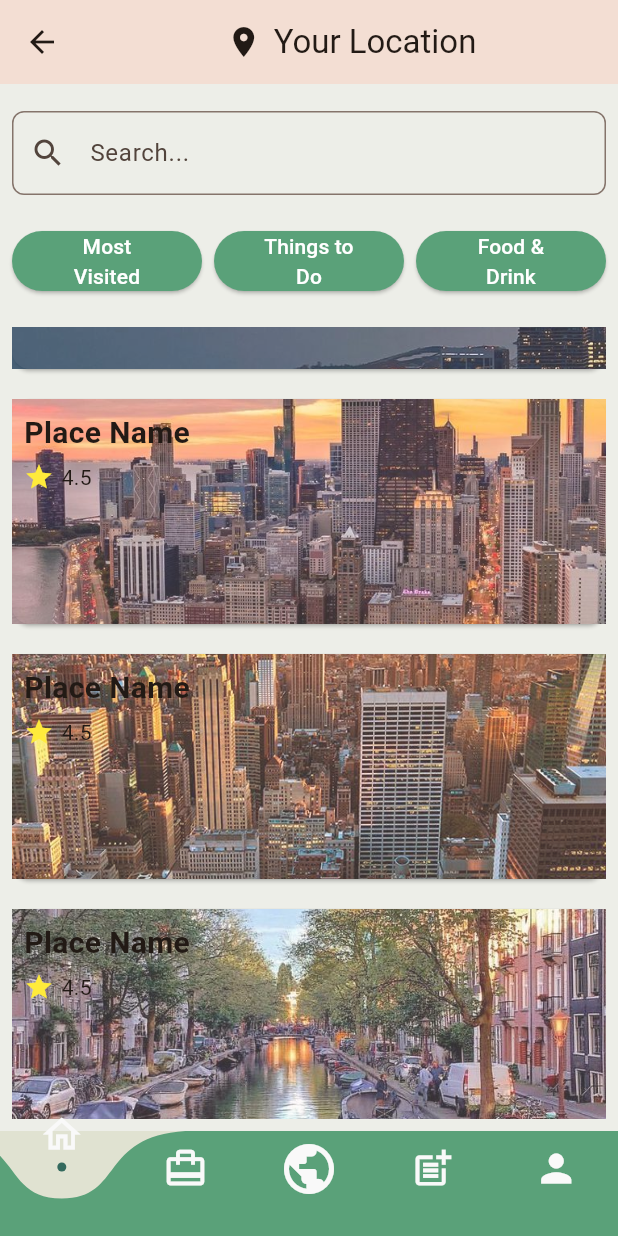
After one commit to dmbatmazz/DiscoverEase, a Flutter app: the HomePage screen opened directly, scrolled down 1152 dp, after a tap on "Most Visited", on a phone screen of 412 x 824 dp. The commit adds this screen. Run offline on Flutter 3.47's test engine with Material 3 defaults, Android fonts, the phone set to English and light mode, and no system bars; drawn by our look-alikes of curved_labeled_navigation_bar; our stand-ins replace firebase_auth, firebase_core, geolocator, google_maps_flutter, permission_handler, shared_preferences; accounts and stored records are empty.

Commit message:
home page arda kod eklemeler

```diff
--- a/discover_ease/lib/main.dart
+++ b/discover_ease/lib/main.dart
@@ -33,7 +33,7 @@ void main() async {
         primary: Colors.red[200],
         secondary: Colors.green[200],
       ),
-      scaffoldBackgroundColor: const Color.fromARGB(255, 224, 226, 209),
+      scaffoldBackgroundColor: Color.fromARGB(255, 237, 238, 232),
       useMaterial3: true,
     ),
     home: const Scaffold(
--- /dev/null
+++ b/discover_ease/lib/screens/home_screen.dart
@@ -0,0 +1,143 @@
+import 'package:flutter/material.dart';
+import 'package:discover_ease/widgets/bottom_navbar.dart';
+
+class HomePage extends StatelessWidget {
+  @override
+  Widget build(BuildContext context) {
+    return Scaffold(
+      appBar: AppBar(
+        title: Row(
+          mainAxisAlignment: MainAxisAlignment.center,
+          children: [
+            Icon(Icons.location_on),
+            SizedBox(width: 8),
+            Text('Your Location'),
+          ],
+        ),
+        centerTitle: true,
+      ),
+      body: Padding(
+        padding: const EdgeInsets.all(8.0),
+        child: Column(
+          crossAxisAlignment: CrossAxisAlignment.start,
+          children: [
+            SizedBox(height: 10),
+            TextField(
+              decoration: InputDecoration(
+                hintText: 'Search...',
+                prefixIcon: Icon(Icons.search),
+                border: OutlineInputBorder(
+                  borderRadius: BorderRadius.circular(8.0),
+                ),
+              ),
+            ),
+            SizedBox(height: 20),
+            Row(
+              children: [
+                Expanded(
+                  child: ElevatedButton(
+                    onPressed: () {},
+                    style: ElevatedButton.styleFrom(
+                      backgroundColor: Color.fromARGB(255, 90, 161, 121),
+                    ),
+                    child: Text(
+                      'Most Visited',
+                      style: TextStyle(
+                        color: Colors.white,
+                      ),
+                      textAlign: TextAlign.center, // Yazıyı ortala
+                    ),
+                  ),
+                ),
+                SizedBox(width: 8), // Araya boşluk ekledik
+                Expanded(
+                  child: ElevatedButton(
+                    onPressed: () {},
+                    style: ElevatedButton.styleFrom(
+                      backgroundColor: Color.fromARGB(255, 90, 161, 121),
+                    ),
+                    child: Text(
+                      'Things to Do',
+                      style: TextStyle(
+                        color: Colors.white,
+                      ),
+                      textAlign: TextAlign.center, // Yazıyı ortala
+                    ),
+                  ),
+                ),
+                SizedBox(width: 8), // Araya boşluk ekledik
+                Expanded(
+                  child: ElevatedButton(
+                    onPressed: () {},
+                    style: ElevatedButton.styleFrom(
+                      backgroundColor: Color.fromARGB(255, 90, 161, 121),
+                    ),
+                    child: Text(
+                      'Food & Drink',
+                      style: TextStyle(
+                        color: Colors.white,
+                      ),
+                      textAlign: TextAlign.center, // Yazıyı ortala
+                    ),
+                  ),
+                ),
+              ],
+            ),
+            SizedBox(height: 20),
+            Expanded(
+              child: ListView.builder(
+                itemCount: 10,
+                itemBuilder: (context, index) => placeCard(index),
+              ),
+            ),
+          ],
+        ),
+      ),
+      bottomNavigationBar: BottomNavBar(),
+    );
+  }
+
+  Widget placeCard(int index) {
+    return Card(
+      margin: EdgeInsets.symmetric(vertical: 10),
+      child: Column(
+        children: [
+          Container(
+            decoration: BoxDecoration(
+              image: DecorationImage(
+                image: AssetImage("assets/city/city${index + 1}.jpg"),
+                fit: BoxFit.cover,
+                colorFilter: ColorFilter.mode(Colors.black.withOpacity(0.8), BlendMode.dstATop),
+              ),
+            ),
+            width: double.infinity,
+            height: 150,
+            child: const Padding(
+              padding: EdgeInsets.all(8.0),
+              child: Column(
+                crossAxisAlignment: CrossAxisAlignment.start,
+                children: [
+                  Text(
+                    'Place Name',
+                    style: TextStyle(
+                      fontSize: 20,
+                      fontWeight: FontWeight.bold,
+                    ),
+                  ),
+                  SizedBox(height: 5),
+                  Row(
+                    children: [
+                      Icon(Icons.star, color: Colors.yellow, size: 20),
+                      SizedBox(width: 5),
+                      Text('4.5'),
+                    ],
+                  ),
+                ],
+              ),
+            ),
+          ),
+        ],
+      ),
+    );
+  }
+}
```
